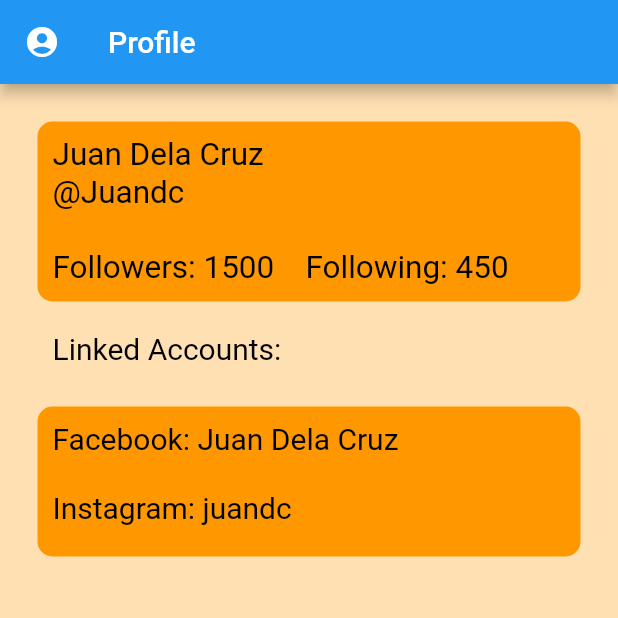
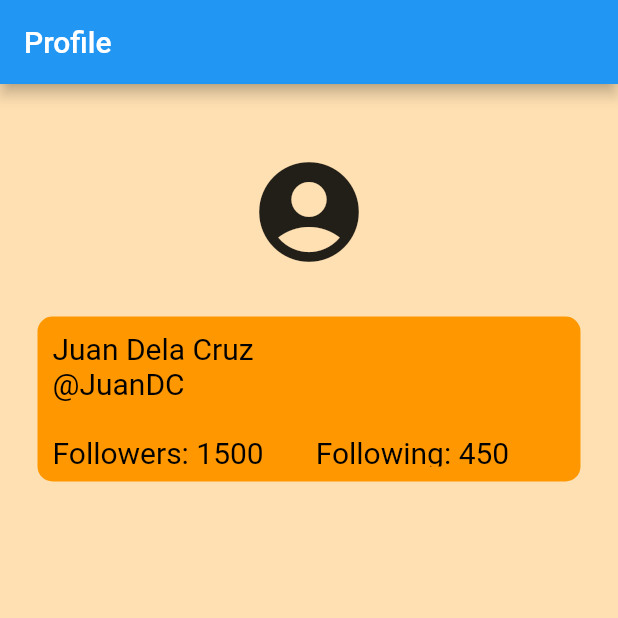
Before and after one commit to AnneRoki/m3output, a Flutter app: the Profile screen opened directly, on a phone screen of 412 x 824 dp, the top half of it. Run offline on Flutter 3.47's test engine with Material 2 defaults, Android fonts, the phone set to English and light mode, and no system bars.

Commit message:
Update profile.dart

```diff
--- a/lib/profile.dart
+++ b/lib/profile.dart
@@ -25,7 +25,6 @@ class ProfileState extends State<Profile> {
     return new Scaffold(
       appBar: AppBar(
         title: Text('Profile'),
-        leading: Icon(Icons.account_circle),
       ),
       backgroundColor: Colors.orange[100],
       body: Padding(
@@ -35,35 +34,17 @@ class ProfileState extends State<Profile> {
             height: 120,
             width: 600,
             decoration: BoxDecoration(
-                color: Colors.orange,
-                borderRadius: BorderRadius.all(Radius.circular(10))),
-            child: Padding(
-              padding: EdgeInsets.all(10),
-              child: Text(
-                'Juan Dela Cruz' + '\n@Juandc'+
-                '\n\nFollowers: 1500    Following: 450',
-                style: TextStyle(fontSize: 21, color: Colors.black),
-              ),
-            ),
+                color: Colors.orange[100],
+                borderRadius: BorderRadius.all(Radius.circular(10))
+                ),
+                child: Icon(
+                  Icons.account_circle_rounded,
+                  size: 80.0,
+                  ),
           ),
           Padding(padding: EdgeInsets.all(5)),
           Container(
-            height: 50,
-            width: 700,
-            decoration: BoxDecoration(
-                color: Colors.orange[100],
-                borderRadius: BorderRadius.all(Radius.circular(10))),
-            child: Padding(
-              padding: EdgeInsets.all(10),
-              child: Text(
-                'Linked Accounts:',
-                style: TextStyle(fontSize: 20, color: Colors.black),
-              ),
-            ),
-          ),
-          Padding(padding: EdgeInsets.all(5)),
-          Container(
-            height: 100,
+            height: 110,
             width: 700,
             decoration: BoxDecoration(
                 color: Colors.orange,
@@ -71,8 +52,8 @@ class ProfileState extends State<Profile> {
             child: Padding(
               padding: EdgeInsets.all(10),
               child: Text(
-                'Facebook: Juan Dela Cruz'+
-                '\n\nInstagram: juandc',
+                'Juan Dela Cruz' + '\n@JuanDC' +
+                '\n\nFollowers: 1500       Following: 450',
                 style: TextStyle(fontSize: 20, color: Colors.black),
               ),
             ),
```
